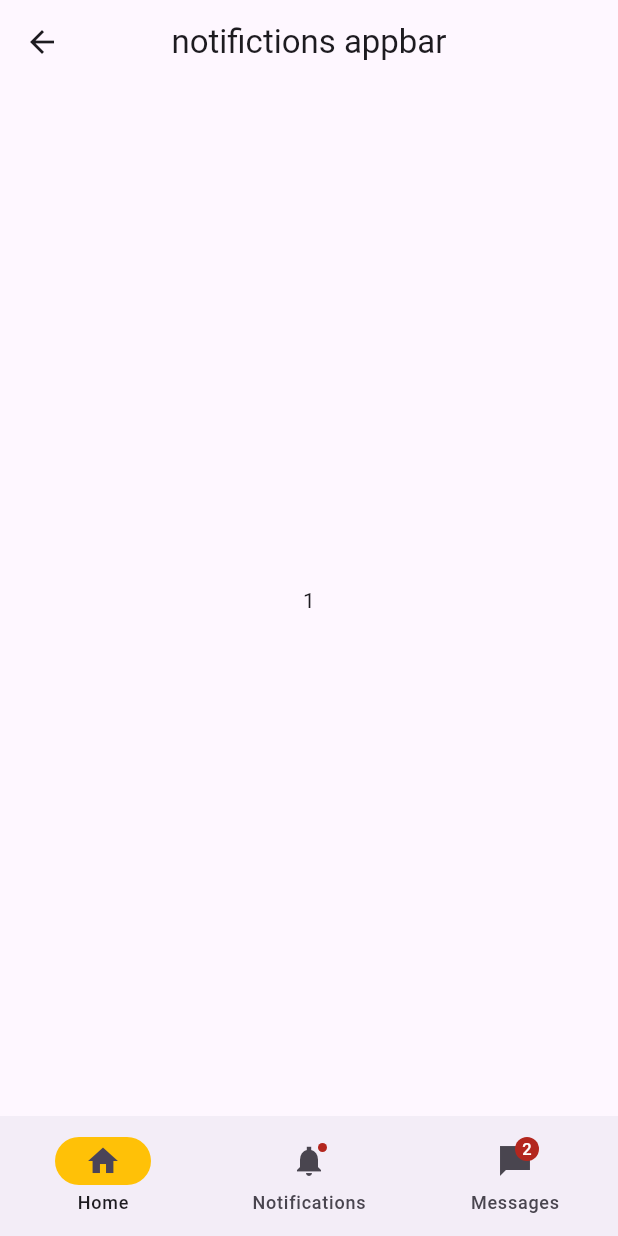
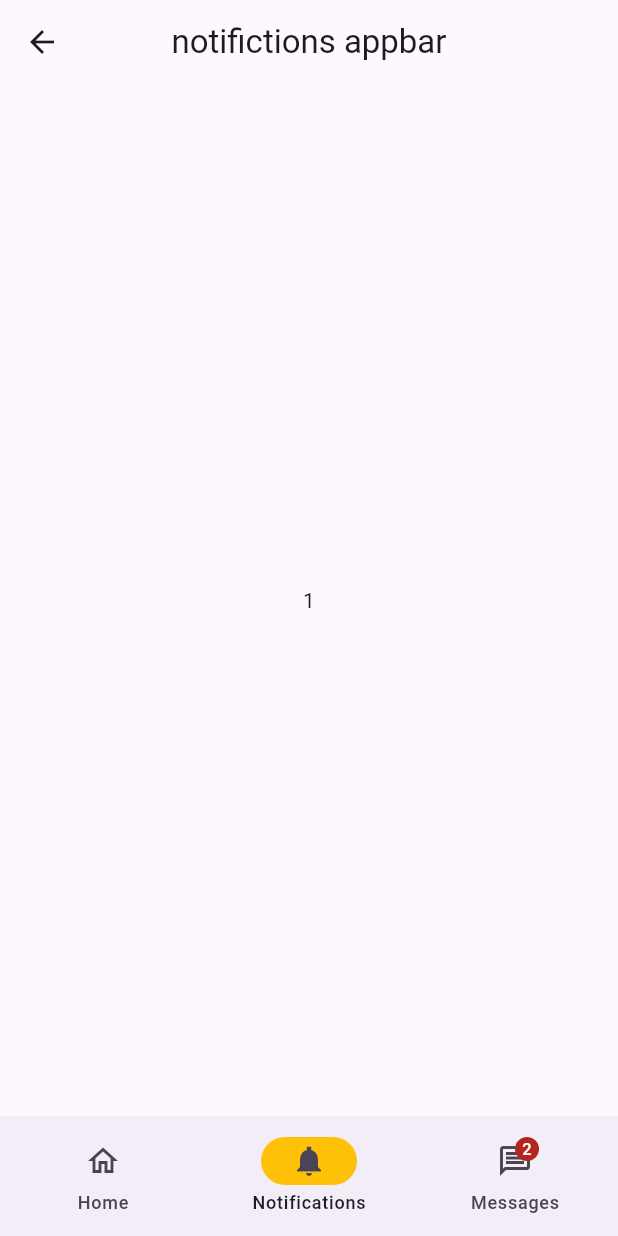
Before and after one commit to hesptech/flutter_navigationbar_31, a Flutter app: the screen it shows after launch, item 2 of the bottom bar chosen, on a phone screen of 412 x 824 dp. Run offline on Flutter 3.47's test engine with Material 2 defaults, Android fonts, the light colour scheme and no system bars; our stand-ins replace bloc, flutter_bloc.

Commit message:
fix: NavigationBar indicatorColor, selectedIcons

```diff
--- a/lib/custom_bottom_navigation.dart
+++ b/lib/custom_bottom_navigation.dart
@@ -36,7 +36,7 @@ class _CustomBottomNavigationState extends State<CustomBottomNavigation> {
           }
         },
         indicatorColor: Colors.amber,
-        selectedIndex: currentPageIndex,
+        selectedIndex: context.read<NavindexCubit>().state,
         destinations: const <Widget>[
           NavigationDestination(
             selectedIcon: Icon(Icons.home),
@@ -44,13 +44,15 @@ class _CustomBottomNavigationState extends State<CustomBottomNavigation> {
             label: 'Home',
           ),
           NavigationDestination(
-            icon: Badge(child: Icon(Icons.notifications_sharp)),
+            selectedIcon: Icon(Icons.notifications_sharp),
+            icon: Badge(child: Icon(Icons.notifications_outlined)),
             label: 'Notifications',
           ),
           NavigationDestination(
+            selectedIcon: Icon(Icons.messenger_sharp),
             icon: Badge(
               label: Text('2'),
-              child: Icon(Icons.messenger_sharp),
+              child: Icon(Icons.message_outlined),
             ),
             label: 'Messages',
           ),
```
